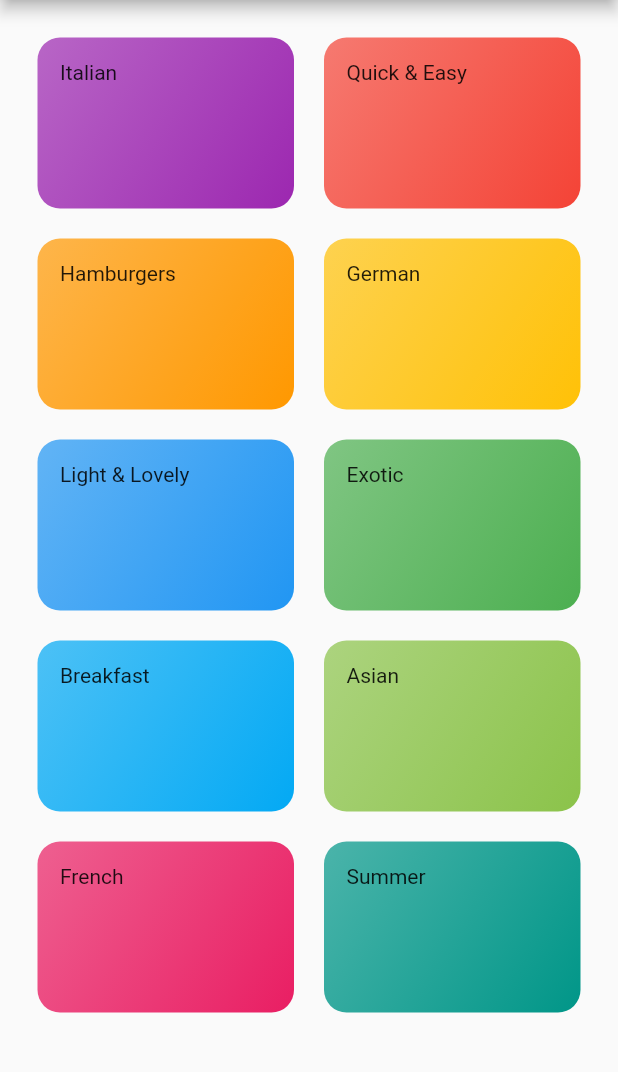
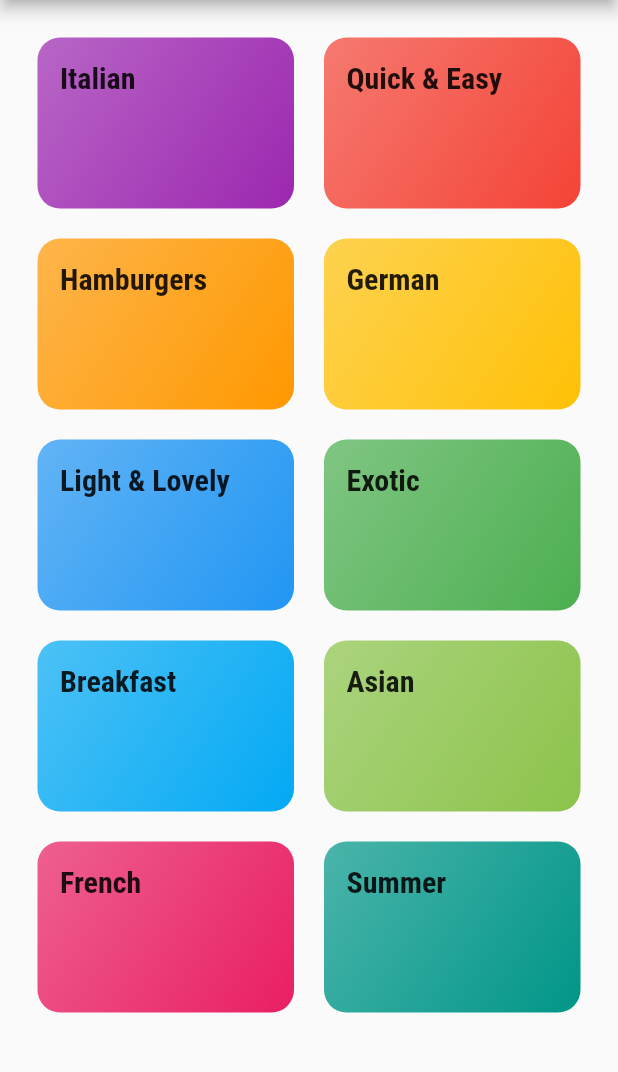
Before and after one commit to pranayjoshi/meal-app, a Flutter app: the screen it shows after launch, on a phone screen of 412 x 824 dp, the part 84-1156 px from its top. Run offline on Flutter 3.47's test engine with Material 2 defaults, Android fonts, the phone set to English and light mode, and no system bars.

Commit message:
added ttfs

```diff
--- a/lib/category_item.dart
+++ b/lib/category_item.dart
@@ -12,7 +12,7 @@ class CategoryItem extends StatelessWidget {
   Widget build(BuildContext context) {
     return Container(
       padding: const EdgeInsets.all(15),
-      child: Text(title),
+      child: Text(title, style: Theme.of(context).textTheme.titleMedium,),
       decoration: BoxDecoration(
           gradient: LinearGradient(
               colors: [color.withOpacity(0.7), color.withOpacity(1)],
--- a/lib/main.dart
+++ b/lib/main.dart
@@ -15,6 +15,15 @@ class MyApp extends StatelessWidget {
       title: 'DeliMeals',
       theme: ThemeData(
         primarySwatch: Colors.blue,
+        accentColor: Colors.lightBlueAccent,
+        fontFamily: "Raleway",
+        textTheme: ThemeData.light().textTheme.copyWith(
+          titleMedium: TextStyle(
+            fontFamily: "RobotoCondensed",
+            fontSize: 20,
+            fontWeight: FontWeight.bold
+          )
+        )
       ),
       home: CategoriesScreen(),
     );
--- a/pubspec.yaml
+++ b/pubspec.yaml
@@ -85,9 +85,9 @@ flutter:
     - family: RobotoCondensed
       fonts:
         - asset: assets/fonts/RobotoCondensed-Regular.ttf
-        - asset: assets/fonts/RalRobotoCondensedeway-Bold.ttf
+        - asset: assets/fonts/RobotoCondensed-Bold.ttf
           weight: 700
-        - asset: assets/fonts/RalRobotoCondensedeway-Light.ttf
+        - asset: assets/fonts/RobotoCondensed-Light.ttf
           weight: 300
         - asset: assets/fonts/RobotoCondensed-Italic.ttf
           style: italic
```
